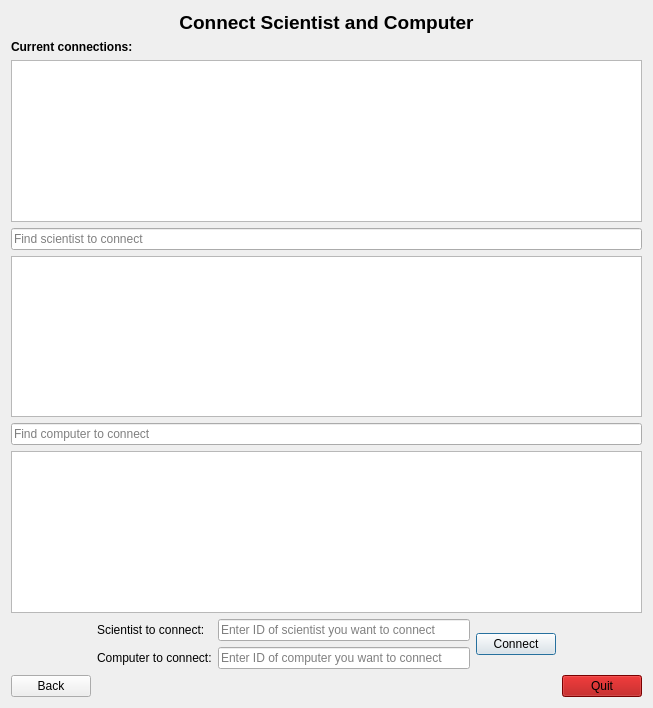
Above: Skil3/ConnectWindow.ui from Chiquita40-VLN-H2016/chiquita40 before the change. Below: the same form after it.
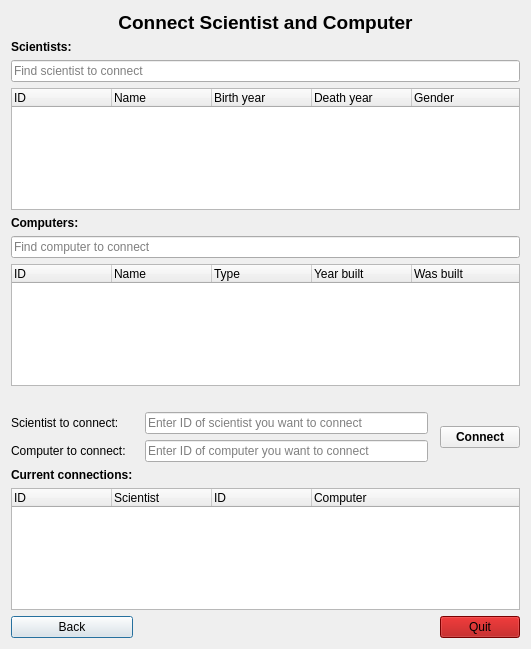
That is the form after the change. Icons and pictures are not drawn.

Commit message: Connect og Edit tilbúnir

Diff of the .ui file:
```diff
--- a/Skil3/ConnectWindow.ui
+++ b/Skil3/ConnectWindow.ui
@@ -6,8 +6,8 @@
    <rect>
     <x>0</x>
     <y>0</y>
-    <width>653</width>
-    <height>708</height>
+    <width>531</width>
+    <height>649</height>
    </rect>
   </property>
   <property name="font">
@@ -30,88 +30,266 @@
      </property>
     </widget>
    </item>
-   <item row="1" column="0" colspan="5">
+   <item row="10" column="0">
     <widget class="QLabel" name="label_currentConnections">
      <property name="text">
       <string>&lt;b&gt;Current connections:&lt;/b&gt;</string>
      </property>
     </widget>
    </item>
-   <item row="2" column="0" colspan="5">
-    <widget class="QListWidget" name="list_connectCurrent"/>
-   </item>
-   <item row="3" column="0" colspan="5">
-    <widget class="QLineEdit" name="input_connectScientistSearch">
-     <property name="placeholderText">
-      <string>Find scientist to connect</string>
+   <item row="11" column="0" colspan="5">
+    <widget class="QTableWidget" name="table_connectCurrent">
+     <property name="showGrid">
+      <bool>false</bool>
      </property>
-    </widget>
-   </item>
-   <item row="4" column="0" colspan="5">
-    <widget class="QListWidget" name="list_connectScientistSearchResult">
-     <property name="font">
-      <font>
-       <pointsize>9</pointsize>
-      </font>
+     <property name="sortingEnabled">
+      <bool>true</bool>
      </property>
-    </widget>
-   </item>
-   <item row="5" column="0" colspan="5">
-    <widget class="QLineEdit" name="input_connectComputerSearch">
-     <property name="placeholderText">
-      <string>Find computer to connect</string>
-     </property>
+     <attribute name="horizontalHeaderShowSortIndicator" stdset="0">
+      <bool>true</bool>
+     </attribute>
+     <attribute name="horizontalHeaderStretchLastSection">
+      <bool>true</bool>
+     </attribute>
+     <attribute name="verticalHeaderVisible">
+      <bool>false</bool>
+     </attribute>
+     <column>
+      <property name="text">
+       <string>ID</string>
+      </property>
+      <property name="textAlignment">
+       <set>AlignJustify|AlignVCenter</set>
+      </property>
+     </column>
+     <column>
+      <property name="text">
+       <string>Scientist</string>
+      </property>
+      <property name="textAlignment">
+       <set>AlignJustify|AlignVCenter</set>
+      </property>
+     </column>
+     <column>
+      <property name="text">
+       <string>ID</string>
+      </property>
+      <property name="textAlignment">
+       <set>AlignJustify|AlignVCenter</set>
+      </property>
+     </column>
+     <column>
+      <property name="text">
+       <string>Computer</string>
+      </property>
+      <property name="textAlignment">
+       <set>AlignJustify|AlignVCenter</set>
+      </property>
+     </column>
     </widget>
    </item>
    <item row="6" column="0" colspan="5">
-    <widget class="QListWidget" name="list_connectComputerSearchResult"/>
+    <widget class="QTableWidget" name="table_connectComputerSearchResult">
+     <property name="selectionMode">
+      <enum>QAbstractItemView::SingleSelection</enum>
+     </property>
+     <property name="selectionBehavior">
+      <enum>QAbstractItemView::SelectRows</enum>
+     </property>
+     <property name="showGrid">
+      <bool>false</bool>
+     </property>
+     <property name="sortingEnabled">
+      <bool>true</bool>
+     </property>
+     <attribute name="horizontalHeaderStretchLastSection">
+      <bool>true</bool>
+     </attribute>
+     <attribute name="verticalHeaderVisible">
+      <bool>false</bool>
+     </attribute>
+     <column>
+      <property name="text">
+       <string>ID</string>
+      </property>
+      <property name="textAlignment">
+       <set>AlignJustify|AlignVCenter</set>
+      </property>
+     </column>
+     <column>
+      <property name="text">
+       <string>Name</string>
+      </property>
+      <property name="textAlignment">
+       <set>AlignJustify|AlignVCenter</set>
+      </property>
+     </column>
+     <column>
+      <property name="text">
+       <string>Type</string>
+      </property>
+      <property name="textAlignment">
+       <set>AlignJustify|AlignVCenter</set>
+      </property>
+     </column>
+     <column>
+      <property name="text">
+       <string>Year built</string>
+      </property>
+      <property name="textAlignment">
+       <set>AlignJustify|AlignVCenter</set>
+      </property>
+     </column>
+     <column>
+      <property name="text">
+       <string>Was built</string>
+      </property>
+      <property name="textAlignment">
+       <set>AlignJustify|AlignVCenter</set>
+      </property>
+     </column>
+    </widget>
    </item>
-   <item row="7" column="1">
+   <item row="4" column="1" colspan="4">
+    <widget class="QLabel" name="label_searchNoResultsComputer">
+     <property name="text">
+      <string/>
+     </property>
+    </widget>
+   </item>
+   <item row="8" column="0" colspan="2">
     <widget class="QLabel" name="label_connectScientist">
      <property name="text">
       <string>Scientist to connect:</string>
      </property>
     </widget>
    </item>
-   <item row="7" column="2">
-    <widget class="QLineEdit" name="input_connectScientistID">
+   <item row="5" column="0" colspan="5">
+    <widget class="QLineEdit" name="input_connectComputerSearch">
      <property name="placeholderText">
-      <string>Enter ID of scientist you want to connect</string>
+      <string>Find computer to connect</string>
      </property>
     </widget>
    </item>
-   <item row="7" column="3" rowspan="2">
-    <widget class="QPushButton" name="button_connectScientistAndComputer">
-     <property name="enabled">
+   <item row="3" column="0" colspan="5">
+    <widget class="QTableWidget" name="table_connectScientistSearchResult">
+     <property name="selectionMode">
+      <enum>QAbstractItemView::SingleSelection</enum>
+     </property>
+     <property name="selectionBehavior">
+      <enum>QAbstractItemView::SelectRows</enum>
+     </property>
+     <property name="showGrid">
+      <bool>false</bool>
+     </property>
+     <property name="sortingEnabled">
       <bool>true</bool>
      </property>
+     <attribute name="horizontalHeaderStretchLastSection">
+      <bool>true</bool>
+     </attribute>
+     <attribute name="verticalHeaderVisible">
+      <bool>false</bool>
+     </attribute>
+     <column>
+      <property name="text">
+       <string>ID</string>
+      </property>
+      <property name="textAlignment">
+       <set>AlignJustify|AlignVCenter</set>
+      </property>
+     </column>
+     <column>
+      <property name="text">
+       <string>Name</string>
+      </property>
+      <property name="textAlignment">
+       <set>AlignJustify|AlignVCenter</set>
+      </property>
+     </column>
+     <column>
+      <property name="text">
+       <string>Birth year</string>
+      </property>
+      <property name="textAlignment">
+       <set>AlignJustify|AlignVCenter</set>
+      </property>
+     </column>
+     <column>
+      <property name="text">
+       <string>Death year</string>
+      </property>
+      <property name="textAlignment">
+       <set>AlignJustify|AlignVCenter</set>
+      </property>
+     </column>
+     <column>
+      <property name="text">
+       <string>Gender</string>
+      </property>
+      <property name="textAlignment">
+       <set>AlignJustify|AlignVCenter</set>
+      </property>
+     </column>
+    </widget>
+   </item>
+   <item row="1" column="1" colspan="4">
+    <widget class="QLabel" name="label_searchNoResultsScientist">
      <property name="text">
-      <string>Connect</string>
+      <string/>
      </property>
     </widget>
    </item>
-   <item row="8" column="1">
+   <item row="4" column="0">
+    <widget class="QLabel" name="label_2">
+     <property name="text">
+      <string>&lt;b&gt;Computers:&lt;/b&gt;</string>
+     </property>
+    </widget>
+   </item>
+   <item row="9" column="0" colspan="2">
     <widget class="QLabel" name="label_connectComputer">
      <property name="text">
       <string>Computer to connect:</string>
      </property>
     </widget>
    </item>
-   <item row="8" column="2">
+   <item row="2" column="0" colspan="5">
+    <widget class="QLineEdit" name="input_connectScientistSearch">
+     <property name="placeholderText">
+      <string>Find scientist to connect</string>
+     </property>
+    </widget>
+   </item>
+   <item row="9" column="2">
     <widget class="QLineEdit" name="input_connectComputerID">
      <property name="placeholderText">
       <string>Enter ID of computer you want to connect</string>
      </property>
     </widget>
    </item>
-   <item row="9" column="0">
+   <item row="1" column="0">
+    <widget class="QLabel" name="label_3">
+     <property name="text">
+      <string>&lt;b&gt;Scientists:&lt;/b&gt;</string>
+     </property>
+    </widget>
+   </item>
+   <item row="8" column="2">
+    <widget class="QLineEdit" name="input_connectScientistID">
+     <property name="placeholderText">
+      <string>Enter ID of scientist you want to connect</string>
+     </property>
+    </widget>
+   </item>
+   <item row="13" column="0">
     <widget class="QPushButton" name="button_connectBack">
      <property name="text">
       <string>Back</string>
      </property>
     </widget>
    </item>
-   <item row="9" column="4">
+   <item row="13" column="4">
     <widget class="QPushButton" name="button_connectQuit">
      <property name="styleSheet">
       <string notr="true">background-color: rgb(170, 0, 0);
@@ -124,13 +302,29 @@
      </property>
     </widget>
    </item>
-   <item row="9" column="2">
+   <item row="7" column="2">
     <widget class="QLabel" name="label_connectErrorMessage">
      <property name="text">
       <string/>
      </property>
     </widget>
    </item>
+   <item row="8" column="4" rowspan="2">
+    <widget class="QPushButton" name="button_connectScientistAndComputer">
+     <property name="enabled">
+      <bool>true</bool>
+     </property>
+     <property name="font">
+      <font>
+       <weight>75</weight>
+       <bold>true</bold>
+      </font>
+     </property>
+     <property name="text">
+      <string>Connect</string>
+     </property>
+    </widget>
+   </item>
   </layout>
  </widget>
  <resources/>
```
The commit also changes 5 other files.
